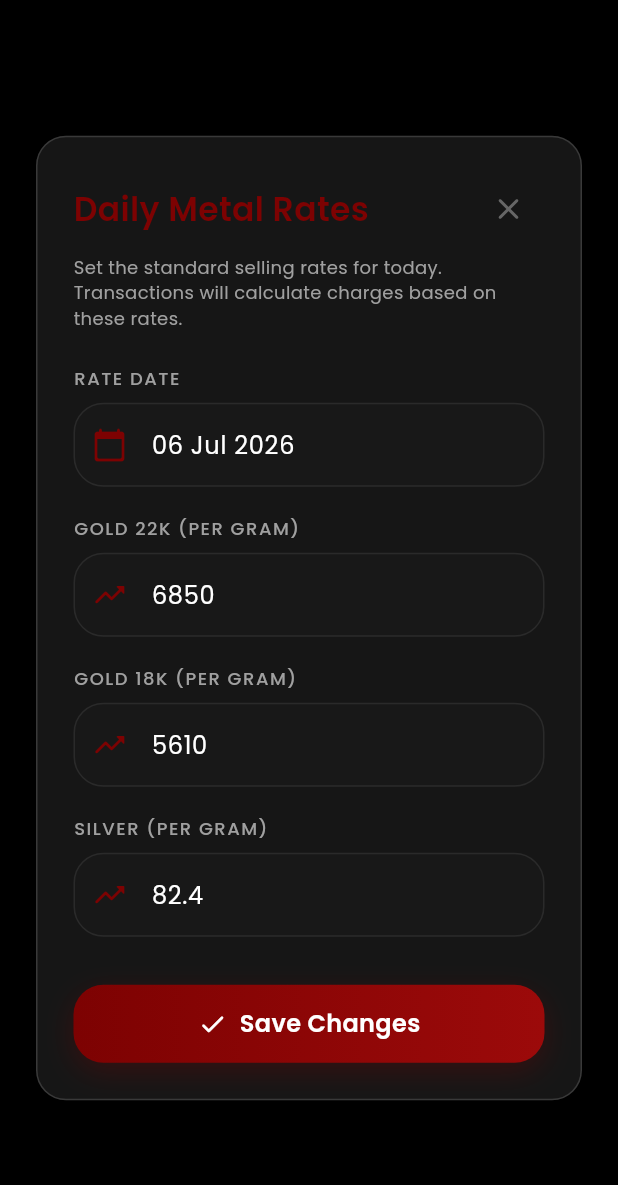
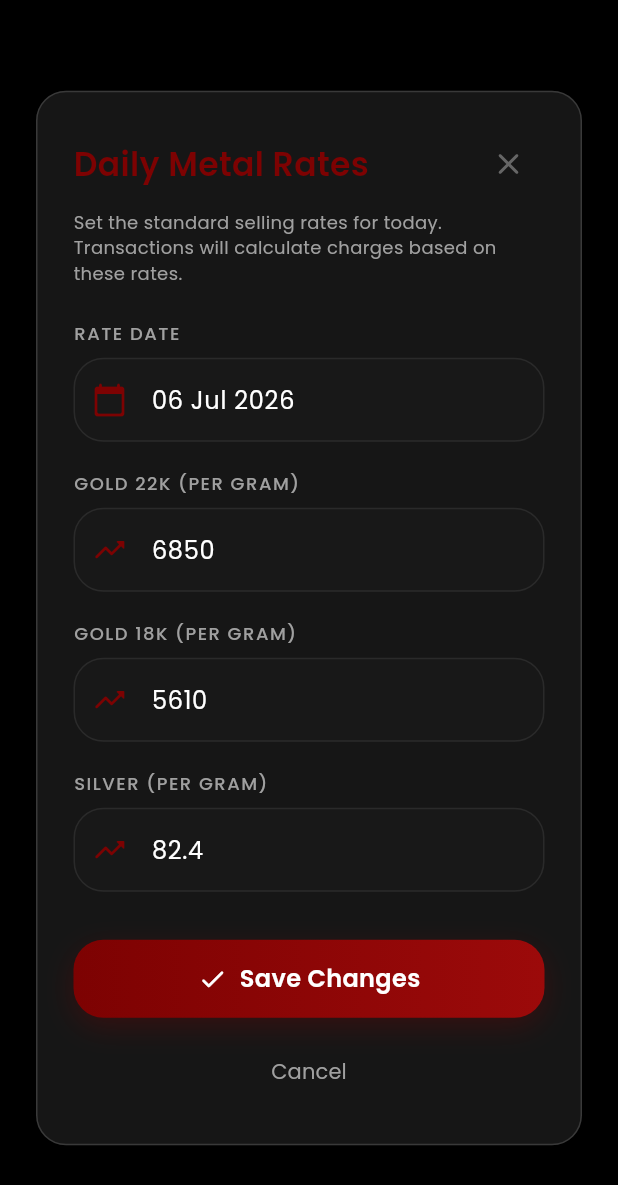
Before and after one commit to iam-shresthraj/PayPulse, a Flutter app: the DailyRatePromptDialog widget shown alone on an empty page, opened directly, on a phone screen of 412 x 824 dp. Shown: the top 1185 px of the screen. Run offline on Flutter 3.47's test engine with Material 3 defaults, Android fonts, the phone set to English and light mode, and no system bars; our stand-ins replace barcode_widget, dio, flutter_animate, flutter_riverpod, flutter_secure_storage, freezed_annotation and 7 more; missing offline and left inert: dart:html, excel; accounts and stored records are empty; network calls fail.

Commit message:
fix: daily metal rates dialog - add close button, skip option, and barrier dismissal so user is never trapped

```diff
--- a/swarnayan_flutter/lib/features/more/daily_rate_prompt_dialog.dart
+++ b/swarnayan_flutter/lib/features/more/daily_rate_prompt_dialog.dart
@@ -187,11 +187,10 @@ class _DailyRatePromptDialogState extends ConsumerState<DailyRatePromptDialog> {
                         'Daily Metal Rates',
                         style: AppTextStyles.titleLg.copyWith(color: AppColors.primary),
                       ),
-                      if (widget.isDismissible)
-                        IconButton(
-                          icon:  Icon(Icons.close_rounded, color: AppColors.onSurfaceDim),
-                          onPressed: () => Navigator.of(context).pop(),
-                        ),
+                      IconButton(
+                        icon: Icon(Icons.close_rounded, color: AppColors.onSurfaceDim),
+                        onPressed: () => Navigator.of(context).pop(),
+                      ),
                     ],
                   ),
                   const SizedBox(height: 6),
@@ -271,6 +270,18 @@ class _DailyRatePromptDialogState extends ConsumerState<DailyRatePromptDialog> {
                     isLoading: _isSaving,
                     onPressed: _submit,
                   ),
+                  const SizedBox(height: 12),
+                  Center(
+                    child: TextButton(
+                      onPressed: () => Navigator.of(context).pop(),
+                      child: Text(
+                        widget.isDismissible ? 'Cancel' : 'Skip for now',
+                        style: AppTextStyles.bodyMd.copyWith(
+                          color: AppColors.onSurfaceMuted,
+                        ),
+                      ),
+                    ),
+                  ),
                 ],
               ),
             ),
--- a/swarnayan_flutter/lib/features/shell/app_shell.dart
+++ b/swarnayan_flutter/lib/features/shell/app_shell.dart
@@ -172,7 +172,7 @@ class _AppShellState extends ConsumerState<AppShell> {
         WidgetsBinding.instance.addPostFrameCallback((_) {
           showDialog(
             context: context,
-            barrierDismissible: false, // Force them to set rates on startup
+            barrierDismissible: true,
             builder: (context) => const DailyRatePromptDialog(isDismissible: false),
           );
         });
```
